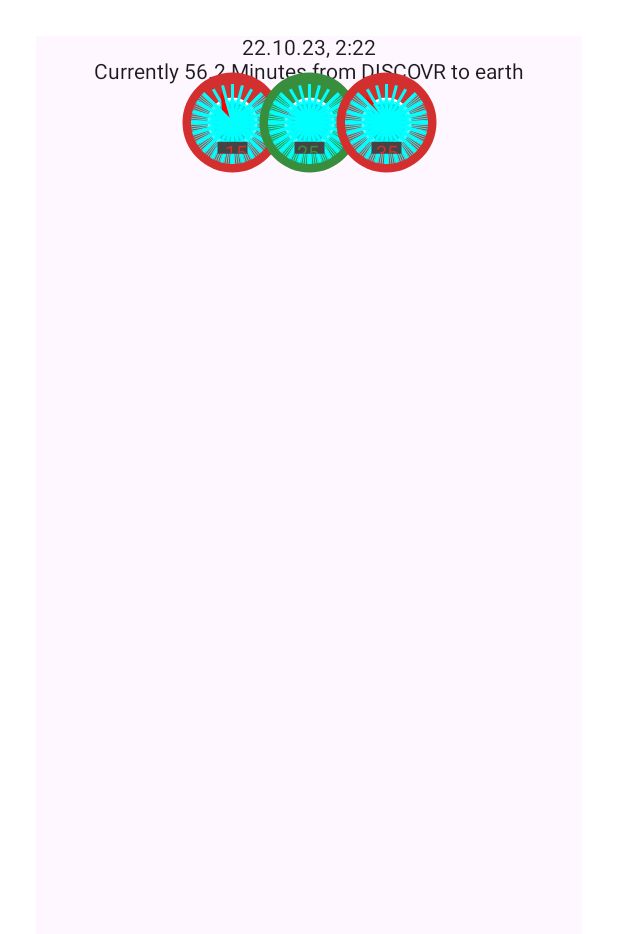
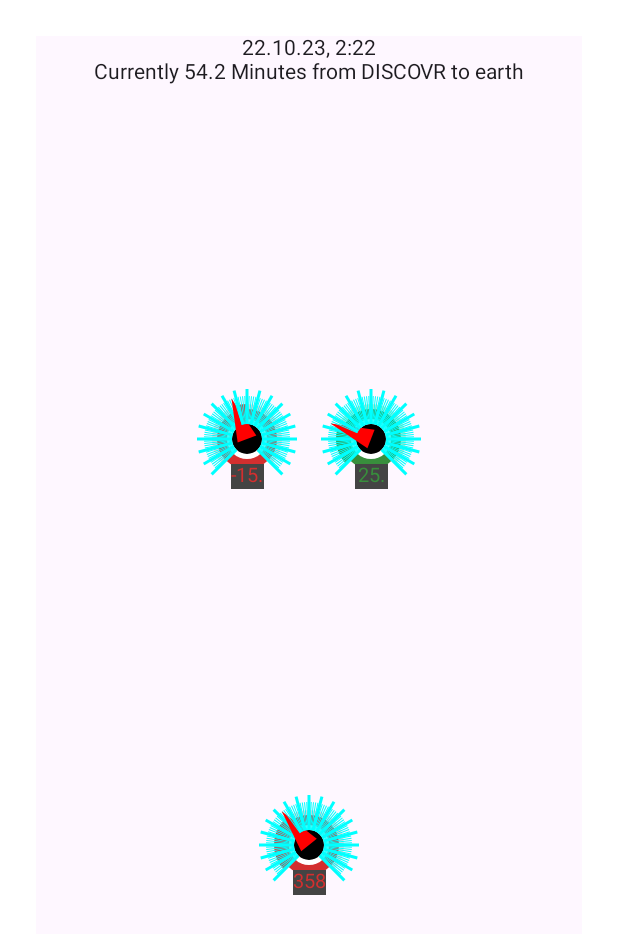
Before and after one commit to crizzzly/AuroraBzAlarm4Android, an Android app built with Jetpack Compose: the @Preview function ValuesPreview, on a phone screen of 412 x 824 dp. Shown: the top 934 px of the screen. Run offline under Robolectric (Android 15) with nearby library versions, the phone set to English and light mode, and no system bars.

Commit message:
adjusting chart size

```diff
--- a/app/src/main/java/com/crost/aurorabzalarm/ui/MainComposables.kt
+++ b/app/src/main/java/com/crost/aurorabzalarm/ui/MainComposables.kt
@@ -5,6 +5,7 @@ import androidx.compose.foundation.layout.Arrangement
 import androidx.compose.foundation.layout.Column
 import androidx.compose.foundation.layout.Row
 import androidx.compose.foundation.layout.fillMaxSize
+import androidx.compose.foundation.layout.fillMaxWidth
 import androidx.compose.foundation.layout.padding
 import androidx.compose.material3.Button
 import androidx.compose.material3.Surface
@@ -14,6 +15,7 @@ import androidx.compose.ui.Alignment
 import androidx.compose.ui.Modifier
 import androidx.compose.ui.res.dimensionResource
 import androidx.compose.ui.tooling.preview.Preview
+import androidx.compose.ui.unit.dp
 import com.crost.aurorabzalarm.R
 import com.crost.aurorabzalarm.ui.elements.PreviewAllCharts
 import java.math.RoundingMode
@@ -24,9 +26,9 @@ import java.text.DecimalFormat
 @Composable
 fun MainComposable(viewModel: DataViewModel) {
     Log.d("MainComposable VM", viewModel.toString())
-    val currentHpVal = viewModel.latestHpState.value
-    val currentAceVal = viewModel.latestAceState.value
-    val currentSpeed = viewModel.latestEpamState.value
+    val currentHpVals = viewModel.latestHpState.value
+    val currentAceVals = viewModel.latestAceState.value
+    val currentEpamVals = viewModel.latestEpamState.value
     val currentTime = viewModel.dateTimeString
 
     val currentDuration = viewModel.currentDurationOfFlight
@@ -38,9 +40,11 @@ fun MainComposable(viewModel: DataViewModel) {
     ) {
         Values(
             currentTime,
-            currentAceVal!!.bz,
-            currentHpVal!!.hpNorth,
-            currentSpeed!!.speed,
+            currentAceVals!!.bz,
+            currentHpVals!!.hpNorth,
+            currentEpamVals!!.speed,
+            currentEpamVals!!.density,
+            currentEpamVals!!.temp,
             currentDuration
         )
 
@@ -60,6 +64,8 @@ fun Values(
     currentAceVal: Double,
     currentHpVal: Int,
     currentSpeed: Double,
+    currentDensity: Double,
+    currentTemp: Double,
     currentDuration: Double
 //    viewModel: DataViewModel
 ) {
@@ -89,25 +95,28 @@ fun Values(
             .fillMaxSize()
             .padding(padding_l)
     ) {
-        Column(
-//            modifier = Modifier.padding(PaddingValues(padding_s)),
-            horizontalAlignment = Alignment.CenterHorizontally,
-//             verticalArrangement =Arrangement.SpaceBetween
-        ) {
             Column(
                 horizontalAlignment = Alignment.CenterHorizontally,
+                modifier = Modifier
+                    .fillMaxWidth()
+//                    .padding(padding_l)
             ) {
                 Text(currentTime)
                 Text("Currently ${df.format(currentDuration)} Minutes from DISCOVR to earth")
+
+                Row(
+                    modifier = Modifier.padding(0.dp, padding_s)
+                ) {
+                    PreviewAllCharts(
+                        currentAceVal,
+                        currentHpVal.toDouble(),
+                        currentSpeed,
+                        currentDensity,
+                        currentTemp
+                    )
+                }
             }
-            Row {
-                PreviewAllCharts(
-                    currentAceVal,
-                    currentHpVal.toDouble(),
-                    currentSpeed
-                )
-            }
-        }
+
     }
 }
 //         Column(
@@ -156,6 +165,8 @@ fun ValuesPreview() {
         -15.5,
         25,
         358.6,
-        56.2
+        56.2,
+        123.4,
+        54.2
     )
 }
--- a/app/src/main/java/com/crost/aurorabzalarm/ui/elements/speedometer.kt
+++ b/app/src/main/java/com/crost/aurorabzalarm/ui/elements/speedometer.kt
@@ -1,9 +1,14 @@
 package com.crost.aurorabzalarm.ui.elements
 
 import androidx.compose.foundation.Canvas
+import androidx.compose.foundation.layout.Arrangement
+import androidx.compose.foundation.layout.Column
 import androidx.compose.foundation.layout.Row
+import androidx.compose.foundation.layout.fillMaxSize
+import androidx.compose.foundation.layout.padding
 import androidx.compose.foundation.layout.size
 import androidx.compose.runtime.Composable
+import androidx.compose.ui.Alignment
 import androidx.compose.ui.Modifier
 import androidx.compose.ui.geometry.Offset
 import androidx.compose.ui.geometry.Size
@@ -15,6 +20,7 @@ import androidx.compose.ui.graphics.drawscope.Stroke
 import androidx.compose.ui.graphics.drawscope.drawIntoCanvas
 import androidx.compose.ui.graphics.rotate
 import androidx.compose.ui.platform.LocalContext
+import androidx.compose.ui.res.dimensionResource
 import androidx.compose.ui.text.AnnotatedString
 import androidx.compose.ui.text.TextMeasurer
 import androidx.compose.ui.text.drawText
@@ -25,6 +31,7 @@ import androidx.compose.ui.unit.Constraints
 import androidx.compose.ui.unit.dp
 import androidx.compose.ui.unit.sp
 import androidx.compose.ui.unit.toSize
+import com.crost.aurorabzalarm.R
 
 const val COMPONENT_COUNT = 3
 
@@ -40,36 +47,67 @@ fun PreviewAllCharts(
     bz: Double = -15.6,
     hp: Double = 35.0,
     speed: Double = 476.4,
-
+    density: Double = 202.0,
+    temp: Double = 123.0
 ){
     ShowAllCharts(
         bz,
         hp,
-        speed
+        speed,
+        density,
+        temp,
     )
 }
 
 
 @Composable
-fun ShowAllCharts(bz: Double, hp:Double, speed:Double){
+fun ShowAllCharts(
+    bz: Double,
+    hp:Double,
+    speed:Double,
+    density: Double,
+    temp:Double
+){
+    val padding_s = dimensionResource(R.dimen.padding_small)
+    val padding_m = dimensionResource(R.dimen.padding_middle)
+    val padding_l = dimensionResource(R.dimen.padding_large)
+
     val screenWidth = LocalContext.current.resources.displayMetrics.widthPixels.toFloat()
-    val canvasWidth =( screenWidth / COMPONENT_COUNT) /4
-    Row {
+    val canvasWidth =( screenWidth / COMPONENT_COUNT) /2.5
+    Column(
+        modifier = Modifier.fillMaxSize(),
+        horizontalAlignment = Alignment.CenterHorizontally,
+        verticalArrangement = Arrangement.SpaceEvenly
+    ) {
+        Row(
+            horizontalArrangement = Arrangement.SpaceEvenly,
+            verticalAlignment = Alignment.CenterVertically
+        ) {
             PreviewBz(
                 progress = bz,
-            modifier = Modifier.size(canvasWidth.dp, canvasWidth.dp)
+                modifier = Modifier
+                    .size(canvasWidth.dp, canvasWidth.dp)
+                    .padding(padding_s)
 //                .align(BottomStart)
             )
+
             PreviewHemisphericPower(
                 progress = hp,
-            modifier = Modifier.size(canvasWidth.dp, canvasWidth.dp)
+                modifier = Modifier
+                    .size(canvasWidth.dp, canvasWidth.dp)
+                    .padding(padding_s)
 //                .align(BottomCenter)
             )
+        }
+        Row {
             PreviewSpeed(
                 progress = speed,
-            modifier = Modifier.size(canvasWidth.dp, canvasWidth.dp)
+                modifier = Modifier
+                    .size(canvasWidth.dp, canvasWidth.dp)
+                    .padding(padding_s)
 //                .align(BottomEnd)
             )
+        }
     }
 }
 
@@ -155,7 +193,7 @@ fun PreviewSpeed(
             Color(0xFFD32F2F) to Color(0xFFFFCDD2)
     }
     val drawProgressArcFromTop = false
-    val unit = "GW"
+    val unit = "km/s"
     Speedometer(
         progress,
         valueRangeFrom,
@@ -251,13 +289,13 @@ fun Speedometer(
                     style = centerArcStroke
                 )
                 // Drawing the pointer circle
-                drawCircle(mainColor, 50f, centerOffset)
-                drawCircle(Color.White, 25f, centerOffset)
-                drawCircle(Color.Black, 20f, centerOffset)
+                drawCircle(mainColor, 30f, centerOffset)
+                drawCircle(Color.White, 20f, centerOffset)
+                drawCircle(Color.Black, 15f, centerOffset)
 
                 // Drawing Line Markers
                 for ((counter, degrees) in (startStepAngle..(startStepAngle + arcDegrees) step degreesMarkerStep).withIndex()) {
-                    val lineEndX = 80f
+                    val lineEndX = 35f
                     paint.color = Color.Cyan
                     val lineStartX = if (counter % 5 == 0) {
                         paint.strokeWidth = 3f
@@ -296,7 +334,7 @@ fun Speedometer(
                     textMeasurer.measure(
                         AnnotatedString(string),
                             constraints = Constraints
-                                .fixed((size.width* 1f / 2.5f).toInt(), (size.height* 1f /6f).toInt()),
+                                .fixed((size.width* 1f / 3f).toInt(), (size.height* 1f /4f).toInt()),
                         style = androidx.compose.ui.text.TextStyle(
                             color = mainColor, //Color.LightGray,
                             fontSize = 13.sp,
@@ -307,13 +345,6 @@ fun Speedometer(
                 drawRect(Color.DarkGray, size = measuredText.size.toSize(),topLeft =offsetT)
                 drawText(measuredText, topLeft =offsetT)
 
-//                this.runCatching {
-//
-////                    onDrawBehind {
-//
-////                    }
-//                }
-
             }
         }
     )
```
Lines whose indentation alone changed are shown as unchanged.
